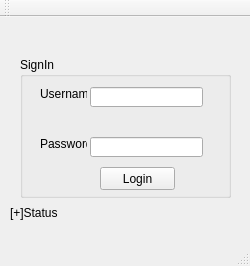
pateca26/Personal-Recipe-Database, file login.ui: the form before one commit.
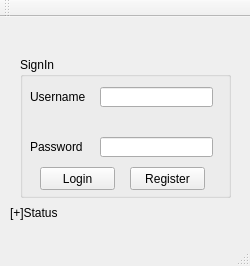
The form after the commit.

Commit message: status still needs to be fixed

The edit to the form file:
```diff
--- a/login.ui
+++ b/login.ui
@@ -42,12 +42,18 @@
     <widget class="QLabel" name="label_2">
      <property name="geometry">
       <rect>
-       <x>20</x>
+       <x>10</x>
        <y>30</y>
-       <width>47</width>
-       <height>13</height>
+       <width>70</width>
+       <height>20</height>
       </rect>
      </property>
+     <property name="minimumSize">
+      <size>
+       <width>0</width>
+       <height>20</height>
+      </size>
+     </property>
      <property name="text">
       <string>Username</string>
      </property>
@@ -55,12 +61,18 @@
     <widget class="QLabel" name="label_3">
      <property name="geometry">
       <rect>
-       <x>20</x>
+       <x>10</x>
        <y>80</y>
-       <width>47</width>
-       <height>13</height>
+       <width>70</width>
+       <height>20</height>
       </rect>
      </property>
+     <property name="minimumSize">
+      <size>
+       <width>0</width>
+       <height>20</height>
+      </size>
+     </property>
      <property name="text">
       <string>Password</string>
      </property>
@@ -68,7 +80,7 @@
     <widget class="QLineEdit" name="lineEdit_Username">
      <property name="geometry">
       <rect>
-       <x>70</x>
+       <x>80</x>
        <y>30</y>
        <width>113</width>
        <height>20</height>
@@ -78,7 +90,7 @@
     <widget class="QLineEdit" name="lineEdit_Password">
      <property name="geometry">
       <rect>
-       <x>70</x>
+       <x>80</x>
        <y>80</y>
        <width>113</width>
        <height>20</height>
@@ -91,7 +103,7 @@
     <widget class="QPushButton" name="pushButton">
      <property name="geometry">
       <rect>
-       <x>80</x>
+       <x>20</x>
        <y>110</y>
        <width>75</width>
        <height>23</height>
@@ -100,6 +112,34 @@
      <property name="text">
       <string>Login</string>
      </property>
+     <property name="autoDefault">
+      <bool>true</bool>
+     </property>
+     <property name="default">
+      <bool>false</bool>
+     </property>
+    </widget>
+    <widget class="QPushButton" name="pushButton_Register">
+     <property name="geometry">
+      <rect>
+       <x>110</x>
+       <y>110</y>
+       <width>75</width>
+       <height>23</height>
+      </rect>
+     </property>
+     <property name="focusPolicy">
+      <enum>Qt::StrongFocus</enum>
+     </property>
+     <property name="text">
+      <string>Register</string>
+     </property>
+     <property name="autoDefault">
+      <bool>true</bool>
+     </property>
+     <property name="default">
+      <bool>false</bool>
+     </property>
     </widget>
    </widget>
   </widget>
```
Left out of the diff: 12 changed lines with no effect on the pictures.
